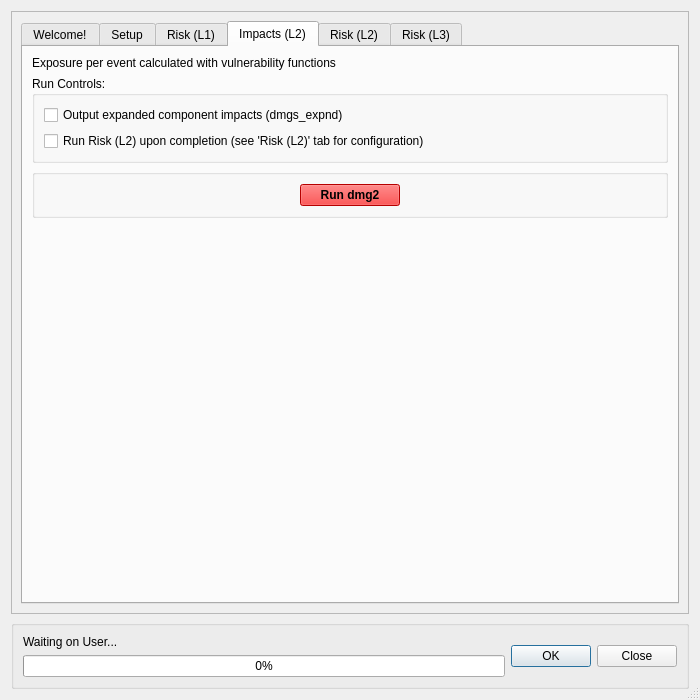
This is canflood/model/model.ui in NRCan/CanFlood as Qt 5 draws it before an edit. The edited form follows.
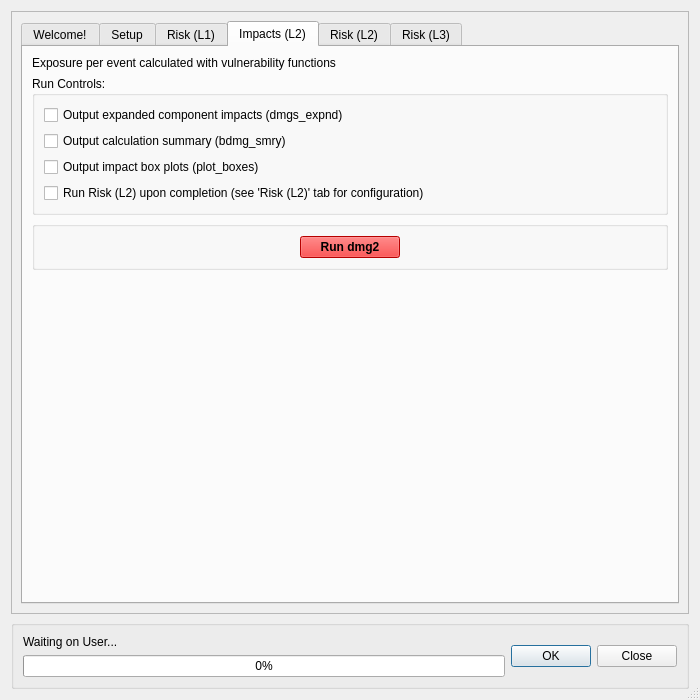
This is the edited form. The open tabs and pages were chosen to show the change. Icons and pictures are not drawn. Custom widgets are drawn as their Qt base class.

Commit message: dmg2 - setup ui

The edit to the form file:
```diff
--- a/canflood/model/model.ui
+++ b/canflood/model/model.ui
@@ -1007,6 +1007,20 @@
                 </property>
                </widget>
               </item>
+              <item>
+               <widget class="QCheckBox" name="checkBox_i2bSmry">
+                <property name="text">
+                 <string>Output calculation summary (bdmg_smry)</string>
+                </property>
+               </widget>
+              </item>
+              <item>
+               <widget class="QCheckBox" name="checkBox_i2plot">
+                <property name="text">
+                 <string>Output impact box plots (plot_boxes)</string>
+                </property>
+               </widget>
+              </item>
               <item>
                <widget class="QCheckBox" name="checkBox_i2RunRisk">
                 <property name="text">
```
The commit also changes 1 other file.
